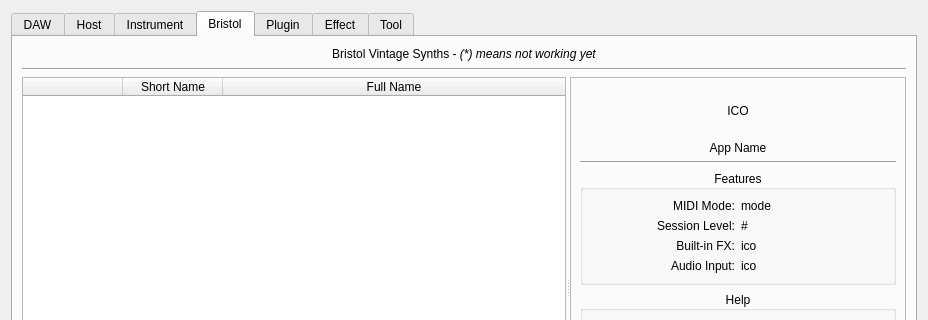
This is resources/ui/claudia_launcher.ui in falkTX/Cadence as Qt 5 draws it before an edit; both pictures show x 0 to 928 and y 0 to 320 of the 928 by 519 pixel window. The edited form follows.
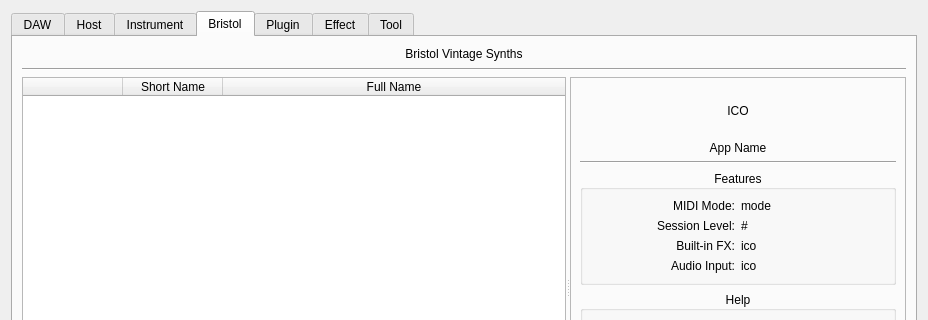
This is the edited form. The open tabs and pages were chosen to show the change.

Commit message: Fix bristol text on launcher

Patch:
```diff
--- a/resources/ui/claudia_launcher.ui
+++ b/resources/ui/claudia_launcher.ui
@@ -1064,7 +1064,7 @@
           </size>
          </property>
          <property name="text">
-          <string>Bristol Vintage Synths - &lt;i&gt;(*) means not working yet&lt;/i&gt;</string>
+          <string>Bristol Vintage Synths</string>
          </property>
          <property name="alignment">
           <set>Qt::AlignCenter</set>
```
